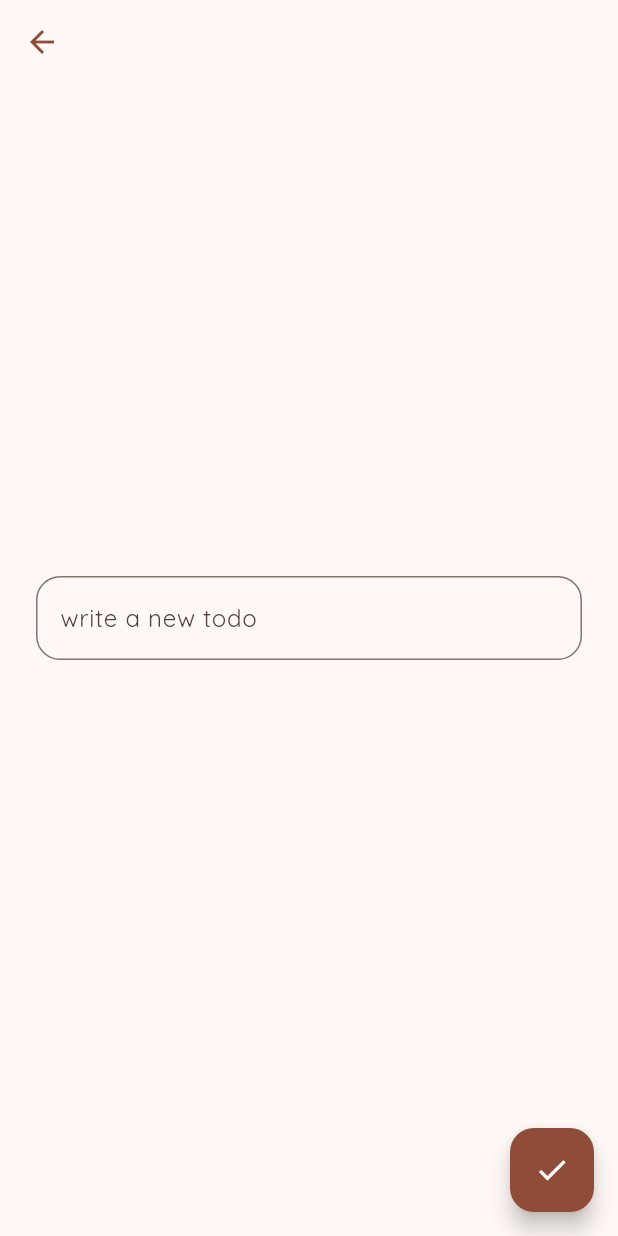
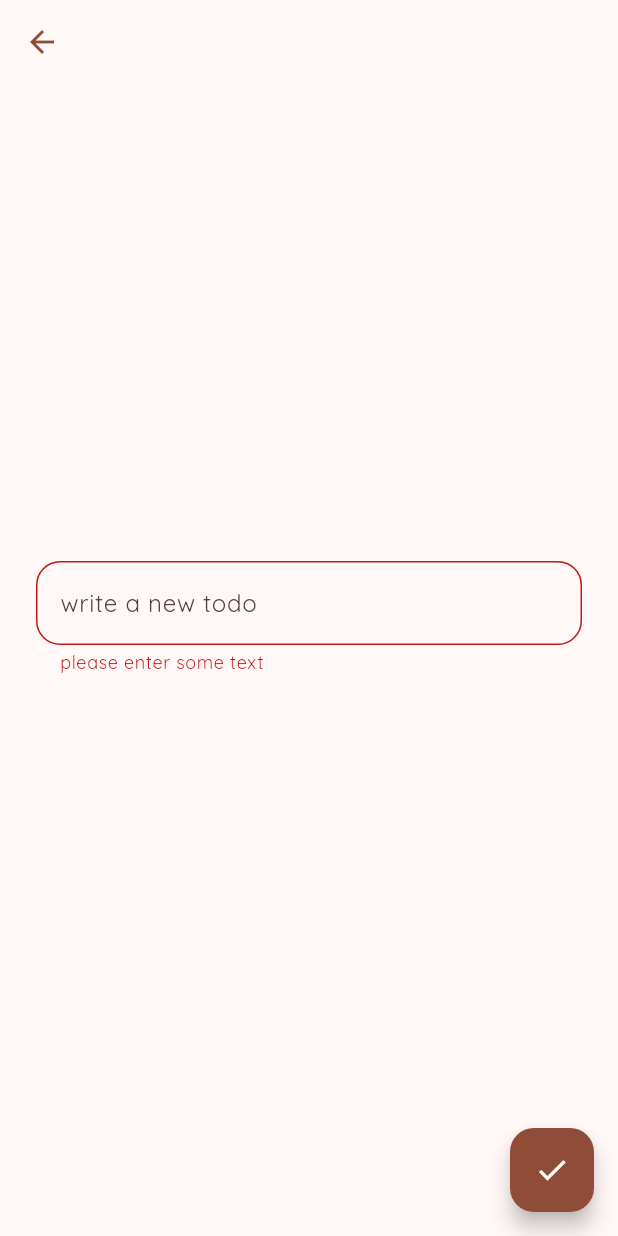
Before and after one commit to marcoovidali/todos, a Flutter app: the screen it shows after launch, after a tap on the "check" icon, on a phone screen of 412 x 824 dp. Run offline on Flutter 3.47's test engine with Material 2 defaults, Android fonts, the phone set to English and light mode, and no system bars; our stand-ins replace cloud_firestore, firebase_core, flutter_spinkit, shared_preferences; accounts and stored records are empty.

Commit message:
Done add a todo logic

```diff
--- /dev/null
+++ b/lib/models/todo_model.dart
@@ -0,0 +1,15 @@
+class TodoModel {
+  final String uuid;
+  final String text;
+  final bool done;
+
+  TodoModel(this.uuid, this.text, this.done);
+
+  toMap() {
+    return {
+      'uuid': uuid,
+      'text': text,
+      'done': done,
+    };
+  }
+}
--- a/lib/screens/add_a_todo_screen.dart
+++ b/lib/screens/add_a_todo_screen.dart
@@ -1,4 +1,9 @@
 import 'package:flutter/material.dart';
+import 'package:flutter_spinkit/flutter_spinkit.dart';
+import 'package:todos/utils/todos_util.dart';
+
+final todoFormKey = GlobalKey<FormState>();
+final TextEditingController newTodo = TextEditingController();
 
 class AddATodoScreen extends StatefulWidget {
   const AddATodoScreen({super.key});
@@ -31,9 +36,7 @@ class _AddATodoScreenState extends State<AddATodoScreen> {
           ],
         ),
       ),
-      floatingActionButton: Confirm(
-        theme: theme,
-      ),
+      floatingActionButton: const Confirm(),
     );
   }
 }
@@ -54,10 +57,20 @@ class NavBar extends AppBar {
 class TodoForm extends StatelessWidget {
   const TodoForm({super.key});
 
+  String? validate(value) {
+    if (value == null || value.isEmpty) {
+      return 'please enter some text';
+    }
+    return null;
+  }
+
   @override
   Widget build(BuildContext context) {
     return Form(
+      key: todoFormKey,
       child: TextFormField(
+        controller: newTodo,
+        validator: (value) => validate(value),
         decoration: const InputDecoration(
           hintText: 'write a new todo',
           border: OutlineInputBorder(
@@ -71,16 +84,41 @@ class TodoForm extends StatelessWidget {
   }
 }
 
-class Confirm extends FloatingActionButton {
-  final ThemeData theme;
+class Confirm extends StatefulWidget {
+  const Confirm({super.key});
 
-  Confirm({super.key, required this.theme})
-      : super(
-          onPressed: () {},
-          backgroundColor: theme.colorScheme.primary,
-          child: Icon(
-            Icons.check,
-            color: theme.colorScheme.onPrimary,
-          ),
-        );
+  @override
+  State<Confirm> createState() => _ConfirmState();
 }
+
+class _ConfirmState extends State<Confirm> {
+  bool isLoading = false;
+
+  void addTodo() async {
+    if (todoFormKey.currentState!.validate()) {
+      setState(() {
+        isLoading = true;
+      });
+      await TodosUtil().add(newTodo.text);
+    }
+  }
+
+  @override
+  Widget build(BuildContext context) {
+    final ThemeData theme = Theme.of(context);
+
+    return FloatingActionButton(
+      onPressed: addTodo,
+      backgroundColor: theme.colorScheme.primary,
+      child: isLoading
+          ? SpinKitPulse(
+              color: theme.colorScheme.onPrimary,
+              size: 24,
+            )
+          : Icon(
+              Icons.check,
+              color: theme.colorScheme.onPrimary,
+            ),
+    );
+  }
+}
--- /dev/null
+++ b/lib/utils/todos_util.dart
@@ -0,0 +1,14 @@
+import 'package:cloud_firestore/cloud_firestore.dart';
+import 'package:todos/models/todo_model.dart';
+import 'package:todos/utils/uuid_util.dart';
+
+class TodosUtil {
+  add(String text) async {
+    FirebaseFirestore firestore = FirebaseFirestore.instance;
+    await firestore.collection('todos').add(TodoModel(
+          await UuidUtil().get(),
+          text,
+          false,
+        ).toMap());
+  }
+}
--- a/pubspec.yaml
+++ b/pubspec.yaml
@@ -38,6 +38,9 @@ dependencies:
   firebase_core: ^2.9.0
   cloud_firestore: ^4.5.0
   provider: ^6.0.5
+  flutter_spinkit: ^5.1.0
+  shared_preferences: ^2.1.0
+  uuid: ^3.0.7
 
 dev_dependencies:
   flutter_test:
```
Also changed, not shown: lib/utils/uuid_util.dart (added, +16 -0 lines), pubspec.lock, 2 other files.
